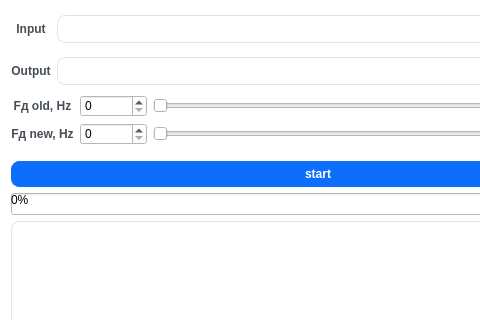
First picture: the form in src/widget.ui, repository sitrm/spline-interpolation, before the edit; both pictures show x 0 to 480 and y 0 to 320 of the 636 by 407 pixel window.
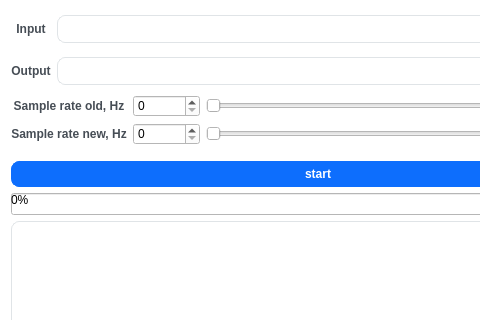
Second picture: the form after the edit. Icons and pictures are not drawn.

```diff
--- a/src/widget.ui
+++ b/src/widget.ui
@@ -170,7 +170,7 @@
 }</string>
          </property>
          <property name="text">
-          <string>Fд new, Hz</string>
+          <string>Sample rate new, Hz</string>
          </property>
          <property name="alignment">
           <set>Qt::AlignCenter</set>
@@ -193,7 +193,7 @@
 }</string>
          </property>
          <property name="text">
-          <string>Fд old, Hz</string>
+          <string>Sample rate old, Hz</string>
          </property>
          <property name="alignment">
           <set>Qt::AlignCenter</set>
```
